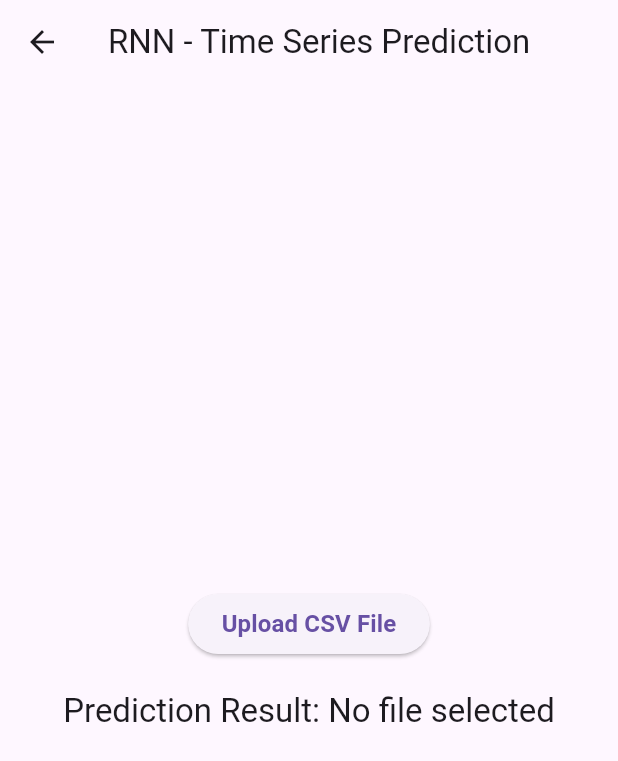
After one commit to MeryemKarroum/demo, a Flutter app: the RnnPage screen opened by its route, after a tap on "Upload CSV File", on a phone screen of 412 x 824 dp. The commit adds this screen. Shown: the top 761 px of the screen. Run offline on Flutter 3.47's test engine with Material 3 defaults, Android fonts, the phone set to English and light mode, and no system bars; our stand-ins replace file_picker, firebase_auth, firebase_core, fluttertoast; accounts and stored records are empty.

Commit message:
pushing models

```diff
--- /dev/null
+++ b/lib/ann_page.dart
@@ -0,0 +1,82 @@
+import 'package:flutter/material.dart';
+import 'package:file_picker/file_picker.dart';
+import 'package:http/http.dart' as http;
+import 'dart:convert';
+import 'dart:typed_data';
+
+class AnnPage extends StatefulWidget {
+  const AnnPage({Key? key}) : super(key: key);
+
+  @override
+  _AnnPageState createState() => _AnnPageState();
+}
+
+class _AnnPageState extends State<AnnPage> {
+  String _result = '';
+
+  Future<Map<String, dynamic>> classifyImage(Uint8List imageBytes) async {
+    var uri = Uri.parse('http://127.0.0.1:8000/classify/fashion');
+    var request = http.MultipartRequest('POST', uri)
+      ..files.add(http.MultipartFile.fromBytes('file', imageBytes, filename: 'image.jpg'));
+
+    var response = await request.send();
+    if (response.statusCode == 200) {
+      var responseData = await response.stream.bytesToString();
+      var result = json.decode(responseData);
+      return result;
+    } else {
+      throw Exception('Failed to classify image');
+    }
+  }
+
+  Future<void> getImage() async {
+    FilePickerResult? result = await FilePicker.platform.pickFiles(type: FileType.image);
+
+    if (result != null) {
+      Uint8List? imageBytes = result.files.single.bytes;
+
+      if (imageBytes != null) {
+        try {
+          var result = await classifyImage(imageBytes);
+          setState(() {
+            _result = 'Class: ${result['class']}, Confidence: ${(result['confidence'] * 100).toStringAsFixed(2)}%';
+          });
+        } catch (e) {
+          setState(() {
+            _result = 'Error: $e';
+          });
+        }
+      }
+    } else {
+      setState(() {
+        _result = 'No file selected';
+      });
+    }
+  }
+
+  @override
+  Widget build(BuildContext context) {
+    return Scaffold(
+      appBar: AppBar(
+        title: const Text('ANN - Fashion Classification'),
+      ),
+      body: Center(
+        child: Column(
+          mainAxisAlignment: MainAxisAlignment.center,
+          children: [
+            ElevatedButton(
+              onPressed: getImage,
+              child: const Text('Upload Image'),
+            ),
+            const SizedBox(height: 20),
+            Text(
+              'Classification Result: $_result',
+              style: Theme.of(context).textTheme.titleLarge,
+              textAlign: TextAlign.center,
+            ),
+          ],
+        ),
+      ),
+    );
+  }
+}
--- a/lib/main.dart
+++ b/lib/main.dart
@@ -4,7 +4,7 @@ import 'package:flutter/material.dart';
 import 'package:firebase_core/firebase_core.dart';
 import 'login.dart';
 import 'signup.dart'; // Import the SignupPage widget
-
+import 'rnn_page.dart';
 void main() async {
   WidgetsFlutterBinding.ensureInitialized();
   await Firebase.initializeApp(
@@ -35,6 +35,7 @@ class MyApp extends StatelessWidget {
         '/signup': (context) => const RegistrationPage(),
         '/login': (context) => const LoginPage(),
         '/home': (context) => const HomePage(),
+         '/rnn': (context) => const RnnPage(),
       },
       // Set the initial route
       initialRoute: '/',
--- /dev/null
+++ b/lib/rnn_page.dart
@@ -0,0 +1,84 @@
+import 'package:flutter/material.dart';
+import 'package:file_picker/file_picker.dart';
+import 'package:http/http.dart' as http;
+import 'dart:convert';
+
+class RnnPage extends StatefulWidget {
+  const RnnPage({Key? key}) : super(key: key);
+
+  @override
+  _RnnPageState createState() => _RnnPageState();
+}
+
+class _RnnPageState extends State<RnnPage> {
+  String _result = '';
+
+  Future<Map<String, dynamic>> predictRnn(List<int> fileBytes) async {
+    var uri = Uri.parse('http://127.0.0.1:8000/predict/rnn');
+    var request = http.MultipartRequest('POST', uri)
+      ..files.add(http.MultipartFile.fromBytes('file', fileBytes, filename: 'data.csv'));
+
+    var response = await request.send();
+    if (response.statusCode == 200) {
+      var responseData = await response.stream.bytesToString();
+      var result = json.decode(responseData);
+      return result;
+    } else {
+      throw Exception('Failed to predict with RNN');
+    }
+  }
+
+  Future<void> getFile() async {
+    FilePickerResult? result = await FilePicker.platform.pickFiles(
+      type: FileType.custom,
+      allowedExtensions: ['csv'],
+    );
+
+    if (result != null) {
+      List<int>? fileBytes = result.files.single.bytes;
+
+      if (fileBytes != null) {
+        try {
+          var result = await predictRnn(fileBytes);
+          setState(() {
+            _result = 'Predicted Value: ${result['predicted_value'].toStringAsFixed(2)}';
+          });
+        } catch (e) {
+          setState(() {
+            _result = 'Error: $e';
+          });
+        }
+      }
+    } else {
+      setState(() {
+        _result = 'No file selected';
+      });
+    }
+  }
+
+  @override
+  Widget build(BuildContext context) {
+    return Scaffold(
+      appBar: AppBar(
+        title: const Text('RNN - Time Series Prediction'),
+      ),
+      body: Center(
+        child: Column(
+          mainAxisAlignment: MainAxisAlignment.center,
+          children: [
+            ElevatedButton(
+              onPressed: getFile,
+              child: const Text('Upload CSV File'),
+            ),
+            const SizedBox(height: 20),
+            Text(
+              'Prediction Result: $_result',
+              style: Theme.of(context).textTheme.titleLarge,
+              textAlign: TextAlign.center,
+            ),
+          ],
+        ),
+      ),
+    );
+  }
+}
--- a/pubspec.yaml
+++ b/pubspec.yaml
@@ -30,7 +30,9 @@ environment:
 dependencies:
   flutter:
     sdk: flutter
-
+  http: ^0.13.5
+  image_picker: ^0.8.7+4
+  file_picker: ^5.0.0
 
   # The following adds the Cupertino Icons font to your application.
   # Use with the CupertinoIcons class for iOS style icons.
```
Also changed, not shown: lib/home_page.dart (+108 -7 lines), pubspec.lock, 11 other files.
